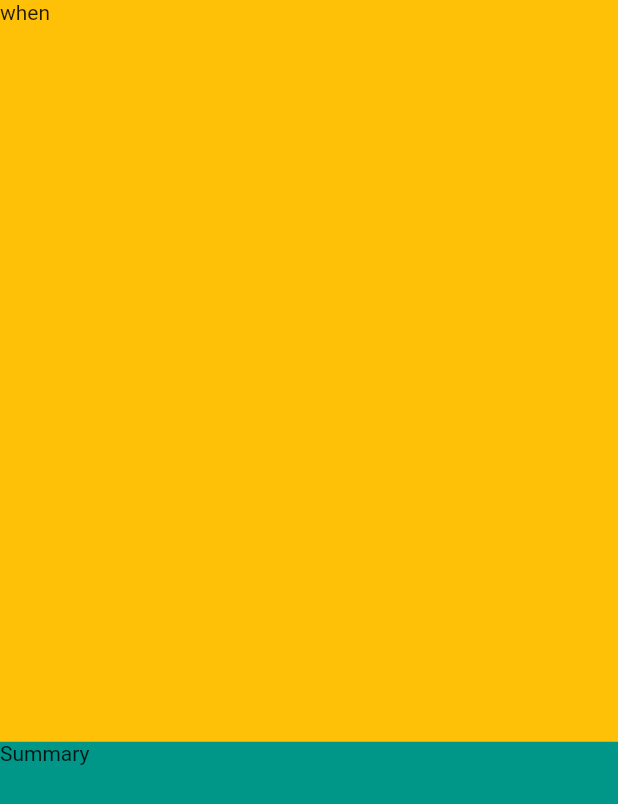
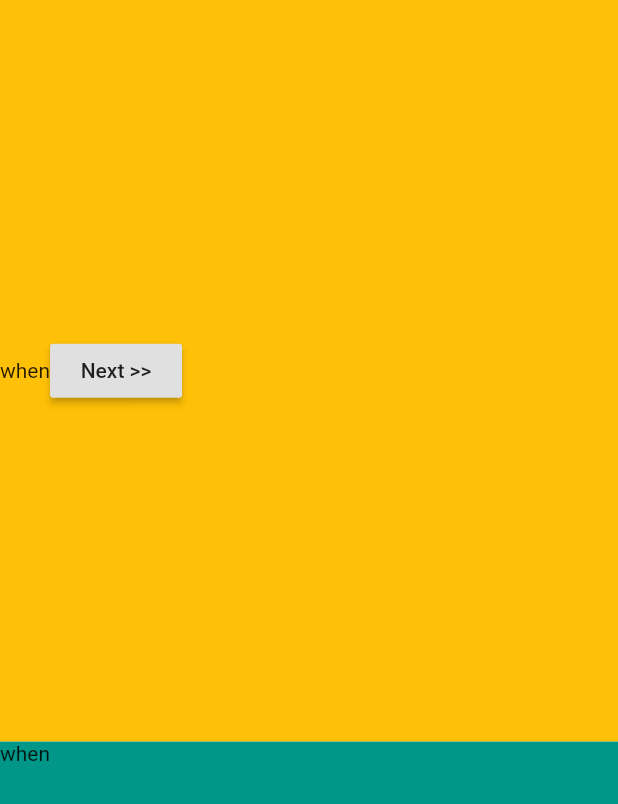
Before and after one commit to jar0m1r/apperitivo, a Flutter app: the screen it shows after launch, on a phone screen of 412 x 824 dp. Shown: the top 804 px of the screen. Run offline on Flutter 3.47's test engine with Material 2 defaults, Android fonts, the phone set to English and light mode, and no system bars.

```diff
--- a/lib/src/apperitivo.dart
+++ b/lib/src/apperitivo.dart
@@ -7,16 +7,16 @@ class Apperitivo extends StatelessWidget {
 
   Widget build(BuildContext context){
     return MaterialApp(
-      home: Scaffold(
-        body: EventPlanning(
-          data: ['when', 'where', 'who', 'options'],
-          child : Column(
-            children: [
-              Expanded(flex: 6, child: PlanEvent()),
-              Expanded(flex: 4, child: EventSummary())
-              ]
+      home: EventPlanning(
+          topics: ['when', 'where', 'who', 'options'],
+          child : Scaffold(
+            body: Column(
+              children: [
+                Expanded(flex: 6, child: PlanEvent()),
+                Expanded(flex: 4, child: EventSummary())
+                ]
+            ),
           ),
-        ),
       ),
     );
   }
--- a/lib/src/event_planning.dart
+++ b/lib/src/event_planning.dart
@@ -1,28 +1,51 @@
 import 'package:flutter/material.dart';
 
-class EventPlanning extends InheritedWidget {
+class EventPlanning extends StatefulWidget {
+  final Widget child;
+  final topics;
 
-  EventPlanning({
-    @required Widget child,
-    this.data
-  }): super(child: child);
+  EventPlanning({this.child, this.topics});
 
-  final data;
+  @override
+  EventPlanningState createState() => new EventPlanningState(topics: this.topics);
 
-  Widget build(BuildContext context){
-    return child;
+  static EventPlanningState of(BuildContext context) {
+    return (context.inheritFromWidgetOfExactType(_InheritedEventPlanning) as _InheritedEventPlanning).data;
+  }
+}
+
+class EventPlanningState extends State<EventPlanning> {
+   int _currentTopic = 0;
+  // // only expose a getter to prevent bad usage
+  int get currentTopic => _currentTopic;
+
+  void nextTopic() {
+    setState(() {
+      _currentTopic++;
+    });
   }
 
-  void addItem(item){
-    //setState((){
-    //  data.add(item);
-    //});
-  }
+  List<String> topics;
 
-   static EventPlanning of(BuildContext context) {
-      return context.inheritFromWidgetOfExactType(EventPlanning);
-   }
+  EventPlanningState({this.topics});
 
   @override
-  bool updateShouldNotify(EventPlanning oldWidget) => data != oldWidget.data;
+  Widget build(BuildContext context) {
+    return new _InheritedEventPlanning(
+      data: this,
+      child: widget.child,
+    );
+  }
 }
+
+/// Only has MyInheritedState as field.
+class _InheritedEventPlanning extends InheritedWidget {
+  final EventPlanningState data;
+
+  _InheritedEventPlanning({Key key, this.data, Widget child}) : super(key: key, child: child);
+
+  @override
+  bool updateShouldNotify(_InheritedEventPlanning old) {
+    return true;
+  }
+}
--- a/lib/src/event_summary.dart
+++ b/lib/src/event_summary.dart
@@ -1,11 +1,13 @@
 import 'package:flutter/material.dart';
+import 'event_planning.dart';
 
 class EventSummary extends StatelessWidget {
   Widget build(BuildContext context) {
+    EventPlanningState data = EventPlanning.of(context);
     return Container(
       width: MediaQuery.of(context).size.width,
       color: Colors.teal,
-      child: Text('Summary')
+      child: Text(data.topics[data.currentTopic])
     );
   }
 }
--- a/lib/src/plan_event.dart
+++ b/lib/src/plan_event.dart
@@ -3,10 +3,19 @@ import 'event_planning.dart';
 
 class PlanEvent extends StatelessWidget {
   Widget build(BuildContext context) {
+    EventPlanningState data = EventPlanning.of(context);
     return Container(
       width: MediaQuery.of(context).size.width,
       color: Colors.amber,
-      child: Text(EventPlanning.of(context).data[0])
+      child: Row(
+        children: [
+          Text(data.topics[data.currentTopic]),
+          RaisedButton(
+            child: Text('Next >>'),
+            onPressed: data.nextTopic,
+          )
+        ]
+      )
     );
   }
 }
```
